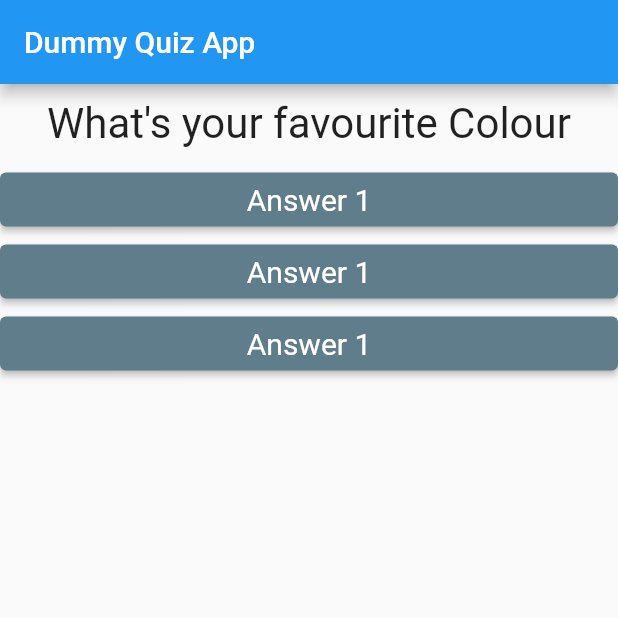
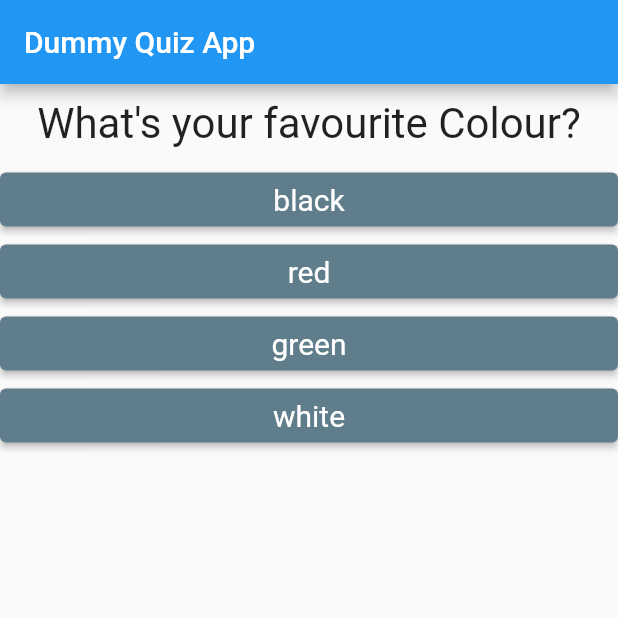
Before and after one commit to sachin96Boy/flutter-demo-quiz-app, a Flutter app: the screen it shows after launch, on a phone screen of 412 x 824 dp, the top half of it. Run offline on Flutter 3.47's test engine with Material 2 defaults, Android fonts, the phone set to English and light mode, and no system bars.

```diff
--- a/lib/answer.dart
+++ b/lib/answer.dart
@@ -2,7 +2,9 @@ import 'package:flutter/material.dart';
 
 class Answer extends StatelessWidget {
   final VoidCallback selectHandler;
-  const Answer({super.key, required this.selectHandler});
+  final String answerText;
+  const Answer(
+      {super.key, required this.selectHandler, required this.answerText});
 
   @override
   Widget build(BuildContext context) {
@@ -15,7 +17,7 @@ class Answer extends StatelessWidget {
       child: ElevatedButton(
         onPressed: selectHandler,
         style: style,
-        child: const Text("Answer 1"),
+        child: Text(answerText),
       ),
     );
   }
--- a/lib/main.dart
+++ b/lib/main.dart
@@ -27,8 +27,23 @@ class _MyAppState extends State<MyApp> {
   @override
   Widget build(BuildContext context) {
     var quetions = [
-      "What's your favourite Colour",
-      "What's your favourite animal?"
+      {
+        'questionText': "What's your favourite Colour?",
+        'answer': ['black', 'red', 'green', 'white']
+      },
+      {
+        'questionText': "What's yourFavourite Animal?",
+        'answer': ['Rabbit', 'snake', 'Elephant', 'lion']
+      },
+      {
+        'questionText': "What's your favourite Game",
+        'answer': [
+          'Assassins Creed',
+          'Call of Duty',
+          'Hitman',
+          'Grand Theft Auto'
+        ]
+      },
     ];
     return MaterialApp(
         title: 'Flutter Demo',
@@ -49,7 +64,9 @@ class _MyAppState extends State<MyApp> {
             title: const Text("Dummy Quiz App"),
           ),
           body: Column(children: [
-            Question(questionText: quetions[_questionIndex]),
+            Question(
+                questionText:
+                    quetions[_questionIndex]['questionText'].toString()),
             // comment out old buttons
             // ElevatedButton(
             //   onPressed: answerChoosen,
@@ -64,9 +81,12 @@ class _MyAppState extends State<MyApp> {
             //   child: const Text("Answer 3"),
             // ),
             // // new buttons
-            Answer(selectHandler: answerChoosen),
-            Answer(selectHandler: answerChoosen),
-            Answer(selectHandler: answerChoosen),
+            ...(quetions[_questionIndex]['answer'] as List<String>)
+                .map((e) => Answer(
+                      selectHandler: answerChoosen,
+                      answerText: e.toString(),
+                    ))
+                .toList()
           ]),
         ));
   }
```
